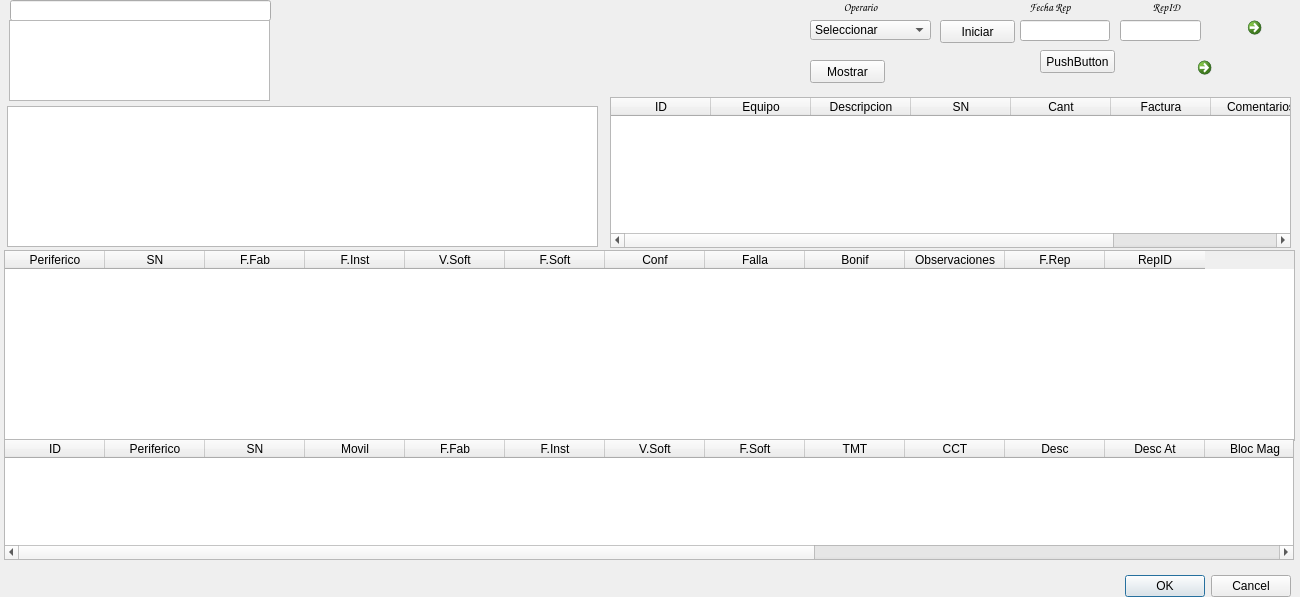
Qt form trabajo.ui (Matias2178/Sistema_Postventa) before a commit.
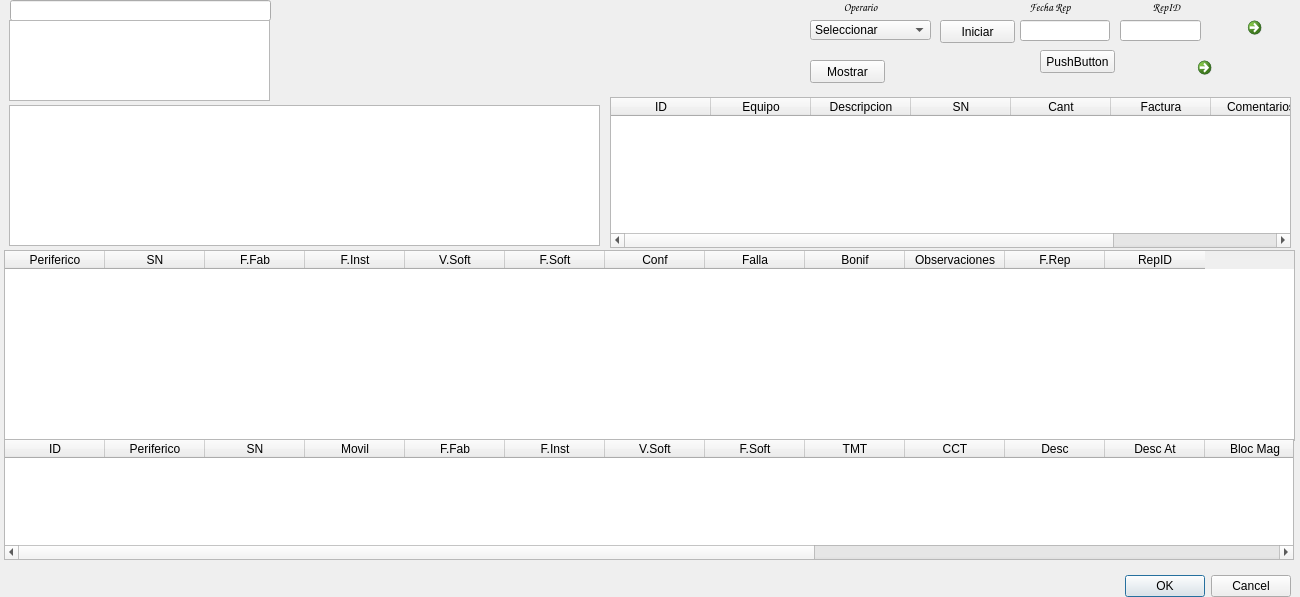
The same form after that commit. Icons and pictures are not drawn.

Diff of the .ui file:
```diff
--- a/trabajo.ui
+++ b/trabajo.ui
@@ -597,8 +597,8 @@
    </property>
    <property name="geometry">
     <rect>
-     <x>7</x>
-     <y>106</y>
+     <x>9</x>
+     <y>105</y>
      <width>591</width>
      <height>141</height>
     </rect>
```
